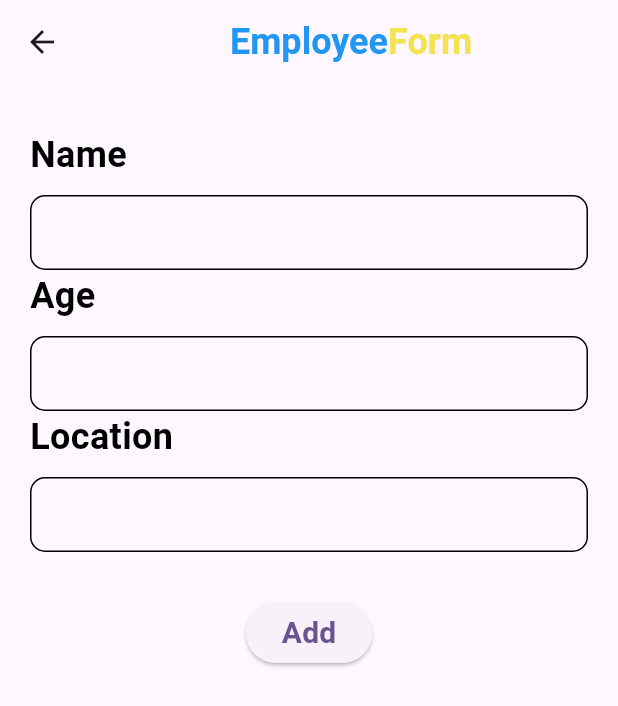
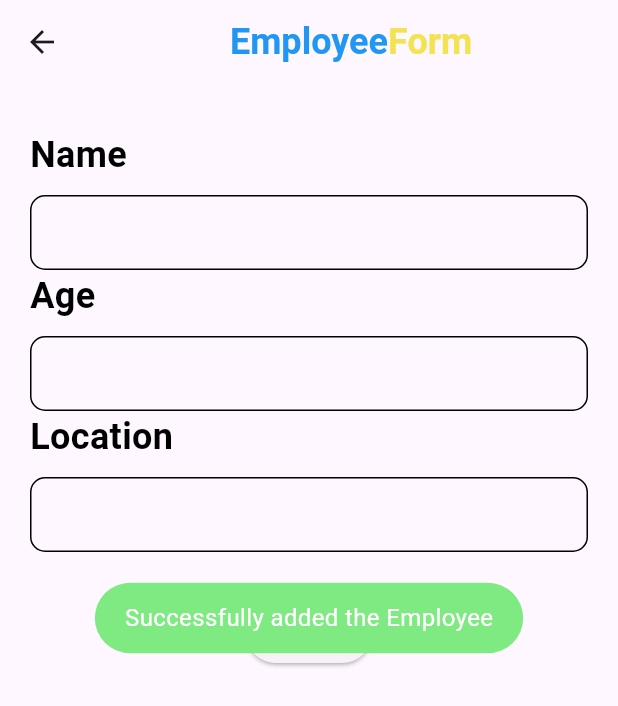
Before and after one commit to NigeeHettige/firebase_CRUD, a Flutter app: the Employee screen opened directly, after a tap on "Add", on a phone screen of 412 x 824 dp. Shown: the top 706 px of the screen. Run offline on Flutter 3.47's test engine with Material 3 defaults, Android fonts, the phone set to English and light mode, and no system bars; our stand-ins replace cloud_firestore, firebase_core, fluttertoast, random_string; accounts and stored records are empty.

Commit message:
modification_3

```diff
--- a/firebase_crud/lib/main.dart
+++ b/firebase_crud/lib/main.dart
@@ -40,7 +40,7 @@ class MyApp extends StatelessWidget {
         colorScheme: ColorScheme.fromSeed(seedColor: Colors.deepPurple),
         useMaterial3: true,
       ),
-      home: Home(),
+      home: const Home(),
     );
   }
 }
--- a/firebase_crud/lib/pages/employee.dart
+++ b/firebase_crud/lib/pages/employee.dart
@@ -1,4 +1,7 @@
+import 'package:firebase_crud/services/database.dart';
 import 'package:flutter/material.dart';
+import 'package:fluttertoast/fluttertoast.dart';
+import 'package:random_string/random_string.dart';
 
 class Employee extends StatefulWidget {
   const Employee({super.key});
@@ -8,6 +11,10 @@ class Employee extends StatefulWidget {
 }
 
 class _EmployeeState extends State<Employee> {
+  TextEditingController namecontroller =  TextEditingController();
+  TextEditingController agecontroller = TextEditingController();
+  TextEditingController locationcontroller = TextEditingController();
+
   @override
   Widget build(BuildContext context) {
     return Scaffold(
@@ -55,8 +62,9 @@ class _EmployeeState extends State<Employee> {
                 border: Border.all(),
                 borderRadius: BorderRadius.circular(10),
               ),
-              child: const TextField(
-                decoration: InputDecoration(border: InputBorder.none),
+              child: TextField(
+                controller: namecontroller,
+                decoration: const InputDecoration(border: InputBorder.none),
               ),
             ),
             const Text(
@@ -75,8 +83,9 @@ class _EmployeeState extends State<Employee> {
                 border: Border.all(),
                 borderRadius: BorderRadius.circular(10),
               ),
-              child: const TextField(
-                decoration: InputDecoration(border: InputBorder.none),
+              child: TextField(
+                controller: agecontroller,
+                decoration: const InputDecoration(border: InputBorder.none),
               ),
             ),
             const Text(
@@ -95,12 +104,42 @@ class _EmployeeState extends State<Employee> {
                 border: Border.all(),
                 borderRadius: BorderRadius.circular(10),
               ),
-              child: const TextField(
-                decoration: InputDecoration(border: InputBorder.none),
+              child: TextField(
+                controller: locationcontroller,
+                decoration: const InputDecoration(border: InputBorder.none),
               ),
             ),
-            const SizedBox(height: 30.0,),
-            Center(child: ElevatedButton(onPressed: (){}, child: const Text('Add',style: TextStyle(fontSize: 20.0,fontWeight: FontWeight.bold),)))
+            const SizedBox(
+              height: 30.0,
+            ),
+            Center(
+                child: ElevatedButton(
+                    onPressed: () async {
+                      String id = randomAlphaNumeric(10);
+                      Map<String, dynamic> employeeInfoMap = {
+                        "Name": namecontroller.text,
+                        "Age": agecontroller.text,
+                        "Location": locationcontroller.text,
+                      };
+
+                      await DatabaseMethods()
+                          .addEmployeeDetails(employeeInfoMap, id)
+                          .then((value) => {
+                                Fluttertoast.showToast(
+                                    msg: "Successfully added the Employee",
+                                    toastLength: Toast.LENGTH_SHORT,
+                                    gravity: ToastGravity.CENTER,
+                                    timeInSecForIosWeb: 2,
+                                    backgroundColor: const Color.fromARGB(255, 127, 233, 130),
+                                    textColor: Colors.white,
+                                    fontSize: 16.0)
+                              });
+                    },
+                    child: const Text(
+                      'Add',
+                      style: TextStyle(
+                          fontSize: 20.0, fontWeight: FontWeight.bold),
+                    )))
           ],
         ),
       ),
--- a/firebase_crud/lib/pages/home.dart
+++ b/firebase_crud/lib/pages/home.dart
@@ -16,7 +16,7 @@ class _HomeState extends State<Home> {
         onPressed: () {
           Navigator.push(
             context,
-            MaterialPageRoute(builder: (context) => Employee()),
+            MaterialPageRoute(builder: (context) => const Employee()),
           );
         },
         child: const Icon(Icons.add),
--- /dev/null
+++ b/firebase_crud/lib/services/database.dart
@@ -0,0 +1,11 @@
+import 'package:cloud_firestore/cloud_firestore.dart';
+
+class DatabaseMethods{
+
+  Future addEmployeeDetails(Map<String,dynamic> employeeInfoMap, String id )async{
+    return await FirebaseFirestore.instance
+    .collection("Employee")
+    .doc(id)
+    .set(employeeInfoMap);
+  }
+}
--- a/firebase_crud/pubspec.yaml
+++ b/firebase_crud/pubspec.yaml
@@ -31,6 +31,8 @@ dependencies:
   flutter:
     sdk: flutter
   firebase_core: ^2.26.0
+  random_string: ^2.3.1
+  fluttertoast: ^8.2.4
 
   # The following adds the Cupertino Icons font to your application.
   # Use with the CupertinoIcons class for iOS style icons.
```
Also changed, not shown: firebase_crud/pubspec.lock.
